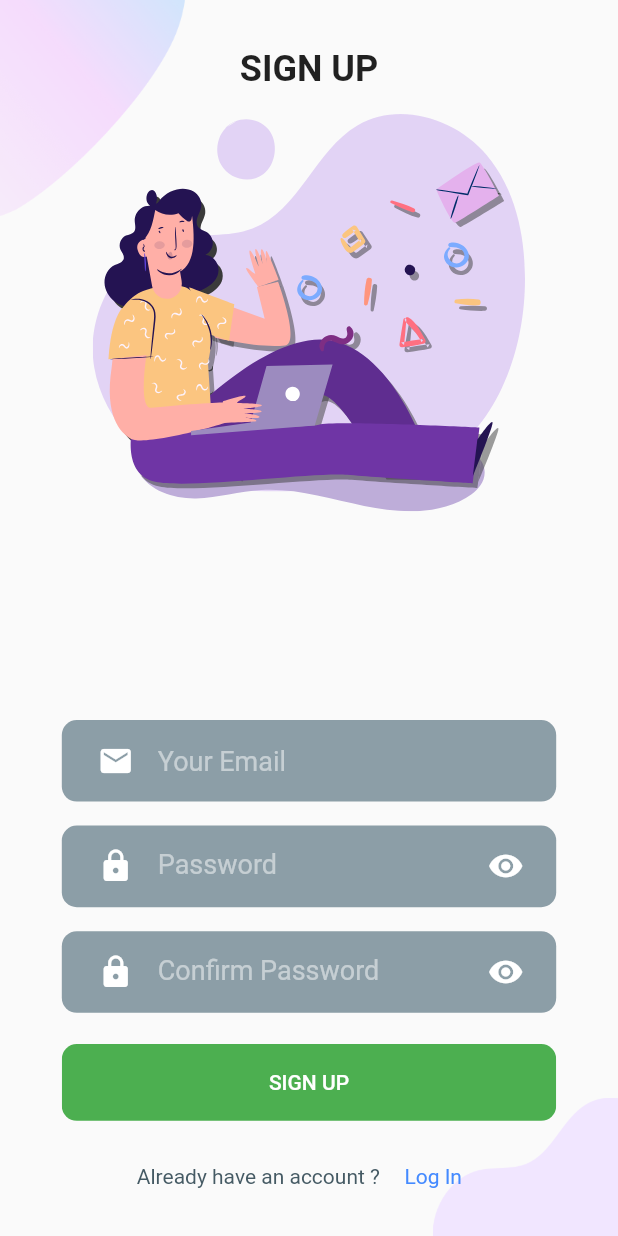
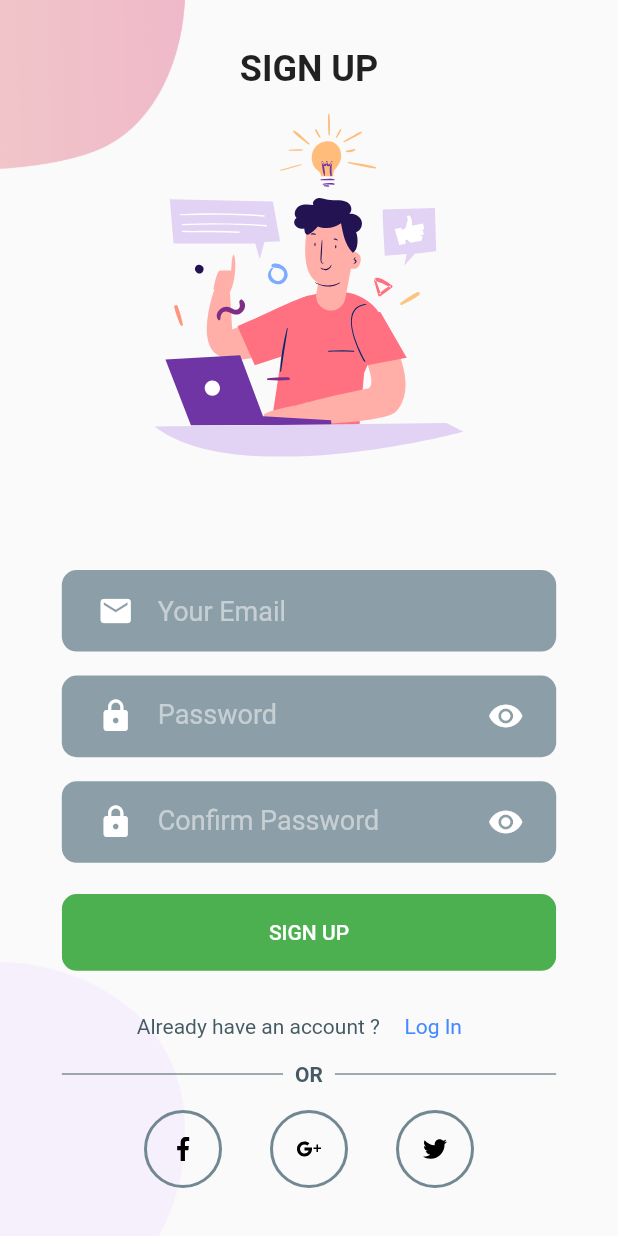
Before and after one commit to simonpojok/ideal, a Flutter app: the SignUpScreen screen opened by its route, on a phone screen of 412 x 824 dp. Run offline on Flutter 3.47's test engine with Material 2 defaults, Android fonts, the phone set to English and light mode, and no system bars; our stand-ins replace firebase_auth, firebase_core, flutter_rating_bar, flutter_svg; accounts and stored records are empty.

Commit message:
finished the authentication screens

```diff
--- a/lib/src/screens/signup/SignUpScreen.dart
+++ b/lib/src/screens/signup/SignUpScreen.dart
@@ -34,8 +34,8 @@ class _SignUpScreenState extends State<SignUpScreen> {
                 ),
               ),
               SvgPicture.asset(
-                "assets/icons/login.svg",
-                width: size.height * .35,
+                "assets/icons/signup.svg",
+                width: size.height * .25,
               ),
               Expanded(child: Text("")),
               RoundCornerTextField(
@@ -66,6 +66,27 @@ class _SignUpScreenState extends State<SignUpScreen> {
                   Navigator.of(context)
                       .pushNamed(LoginScreen.LOGIN_SCREEN_ROUTE);
                 },
+              ),
+              OrDivider(),
+              Container(
+                margin: EdgeInsets.all(kDefaultPadding),
+                child: Row(
+                  mainAxisAlignment: MainAxisAlignment.center,
+                  children: [
+                    SocialMediaButton(
+                      imageSrc: "assets/icons/facebook.svg",
+                      onPress: () {},
+                    ),
+                    SocialMediaButton(
+                      imageSrc: "assets/icons/google-plus.svg",
+                      onPress: () {},
+                    ),
+                    SocialMediaButton(
+                      imageSrc: "assets/icons/twitter.svg",
+                      onPress: () {},
+                    ),
+                  ],
+                ),
               )
             ],
           ),
@@ -74,3 +95,77 @@ class _SignUpScreenState extends State<SignUpScreen> {
     );
   }
 }
+
+class SocialMediaButton extends StatelessWidget {
+  final VoidCallback onPress;
+  final String imageSrc;
+  const SocialMediaButton({
+    Key? key,
+    required this.onPress,
+    required this.imageSrc,
+  }) : super(key: key);
+
+  @override
+  Widget build(BuildContext context) {
+    return InkWell(
+      onTap: onPress,
+      child: Container(
+        padding: EdgeInsets.all(kDefaultPadding),
+        margin: EdgeInsets.symmetric(
+          horizontal: kDefaultPadding,
+        ),
+        decoration: BoxDecoration(
+          border: Border.all(
+            color: Theme.of(context).primaryColorLight,
+            width: 2,
+          ),
+          shape: BoxShape.circle,
+        ),
+        child: SvgPicture.asset(
+          imageSrc,
+          width: kDefaultPadding,
+          height: kDefaultPadding,
+        ),
+      ),
+    );
+  }
+}
+
+class OrDivider extends StatelessWidget {
+  const OrDivider({Key? key}) : super(key: key);
+
+  @override
+  Widget build(BuildContext context) {
+    Size size = MediaQuery.of(context).size;
+    return Container(
+      width: size.width * .8,
+      child: Row(
+        children: [
+          Expanded(
+            child: Divider(
+              color: Theme.of(context).primaryColor,
+              height: 1.5,
+            ),
+          ),
+          Padding(
+            padding:
+                const EdgeInsets.symmetric(horizontal: kDefaultPadding * .5),
+            child: Text(
+              "OR",
+              style: TextStyle(
+                color: Theme.of(context).primaryColor,
+                fontWeight: FontWeight.w600,
+              ),
+            ),
+          ),
+          Expanded(
+            child: Divider(
+              color: Theme.of(context).primaryColor,
+              height: 1.5,
+            ),
+          ),
+        ],
+      ),
+    );
+  }
+}
--- a/lib/src/screens/signup/widgets/background.dart
+++ b/lib/src/screens/signup/widgets/background.dart
@@ -21,15 +21,15 @@ class SignUpScreenBackground extends StatelessWidget {
             top: 0,
             left: 0,
             child: Image.asset(
-              "assets/images/main_top.png",
+              "assets/images/signup_top.png",
               width: size.width * .3,
             ),
           ),
           Positioned(
             bottom: 0,
-            right: 0,
+            left: 0,
             child: Image.asset(
-              "assets/images/login_bottom.png",
+              "assets/images/main_bottom.png",
               width: size.width * .3,
             ),
           ),
```
